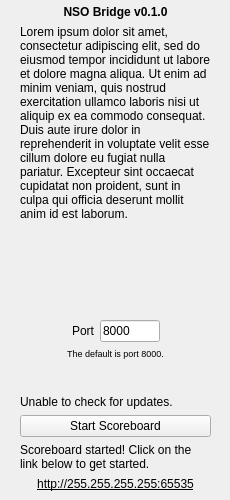
The window that NSOBridge.ui (someweisguy/NSOBridge) describes before a commit, drawn with Qt 5.
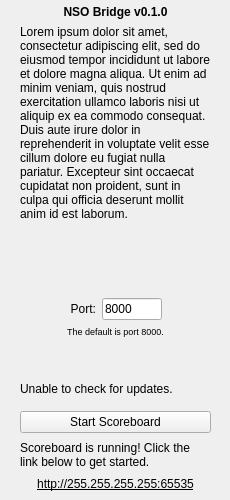
The same window after the commit.

Commit message: label spacing

```diff
--- a/NSOBridge.ui
+++ b/NSOBridge.ui
@@ -135,7 +135,7 @@
       <item row="0" column="1">
        <widget class="QLabel" name="portLabel">
         <property name="text">
-         <string>Port</string>
+         <string>Port:</string>
         </property>
         <property name="alignment">
          <set>Qt::AlignRight|Qt::AlignTrailing|Qt::AlignVCenter</set>
@@ -208,7 +208,19 @@
      </spacer>
     </item>
     <item>
-     <widget class="QLabel" name="label">
+     <widget class="QLabel" name="updatesLabel">
+      <property name="minimumSize">
+       <size>
+        <width>0</width>
+        <height>32</height>
+       </size>
+      </property>
+      <property name="maximumSize">
+       <size>
+        <width>16777215</width>
+        <height>32</height>
+       </size>
+      </property>
       <property name="text">
        <string>Unable to check for updates.</string>
       </property>
@@ -223,8 +235,26 @@
     </item>
     <item>
      <widget class="QLabel" name="stateLabel">
+      <property name="sizePolicy">
+       <sizepolicy hsizetype="Preferred" vsizetype="Fixed">
+        <horstretch>0</horstretch>
+        <verstretch>0</verstretch>
+       </sizepolicy>
+      </property>
+      <property name="minimumSize">
+       <size>
+        <width>0</width>
+        <height>32</height>
+       </size>
+      </property>
+      <property name="maximumSize">
+       <size>
+        <width>16777215</width>
+        <height>32</height>
+       </size>
+      </property>
       <property name="text">
-       <string>Scoreboard started! Click on the link below to get started.</string>
+       <string>Scoreboard is running! Click the link below to get started.</string>
       </property>
       <property name="alignment">
        <set>Qt::AlignLeading|Qt::AlignLeft|Qt::AlignVCenter</set>
```
